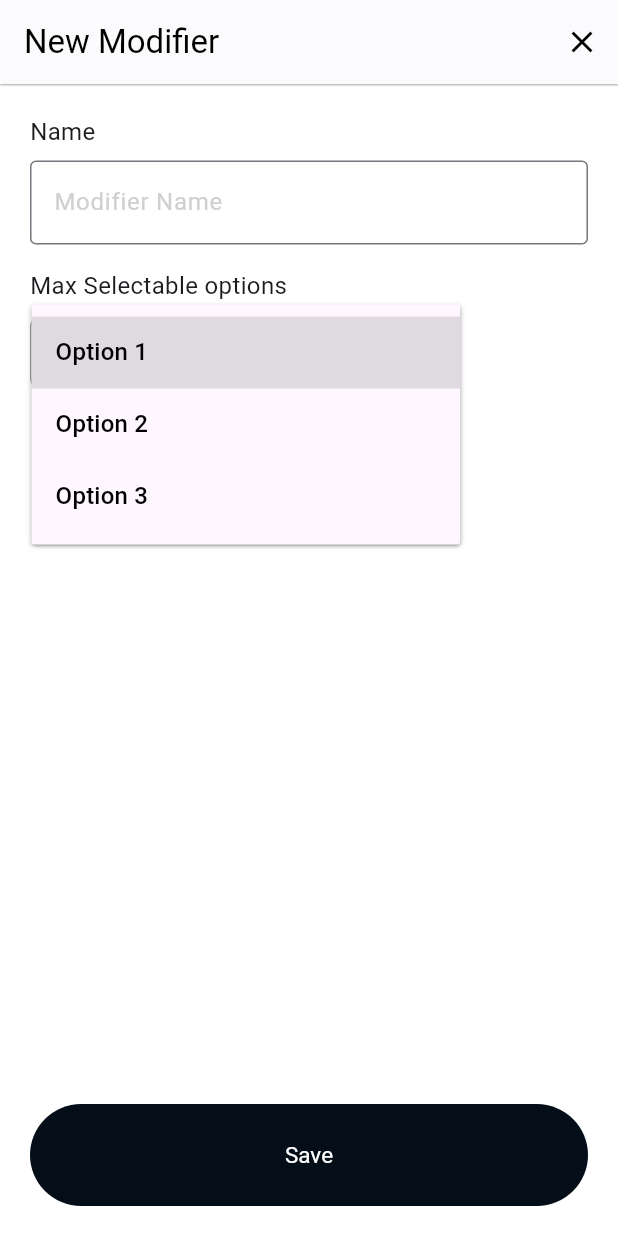
After one commit to heloufra/monolo, a Flutter app: the NewModifier screen opened directly, after a tap on "Option 1", on a phone screen of 412 x 824 dp. The commit adds this screen. Run offline on Flutter 3.47's test engine with Material 3 defaults, Android fonts, the phone set to English and light mode, and no system bars; drawn by our look-alikes of toastification; our stand-ins replace flutter_dotenv, geolocator, google_maps_flutter, permission_handler, pin_code_fields, supabase_flutter; accounts and stored records are empty.

Commit message:
commit success

```diff
--- a/olo/lib/screens/admin_dashboard/item_details.dart
+++ b/olo/lib/screens/admin_dashboard/item_details.dart
@@ -2,6 +2,7 @@ import 'package:flutter/material.dart';
 import '/components/simple_list_tile.dart';
 import 'package:olo/components/add_button.dart';
 import 'options_page.dart';
+import 'new_modifier.dart';
 import 'category_items.dart' show itemName;
 
 String modifierName = 'Size';
@@ -59,7 +60,14 @@ class _ItemDetailsState extends State<ItemDetails> {
               addButton(
                 context: context,
                 title: 'New Modifier',
-                onPressed: () {},
+                onPressed: () {
+                  Navigator.push(
+                    context,
+                    MaterialPageRoute(
+                      builder: (context) => const NewModifier(),
+                    ),
+                  );
+                },
               ),
             ],
           ),
--- a/olo/lib/screens/admin_dashboard/new_item.dart
+++ b/olo/lib/screens/admin_dashboard/new_item.dart
@@ -24,7 +24,7 @@ class _NewItemState extends State<NewItem> {
           backgroundColor: Colors.white,
           shadowColor: Colors.grey,
           title: const Text(
-            'New Category',
+            'New Item',
             style: TextStyle(color: Colors.black),
           ),
           actions: [
--- /dev/null
+++ b/olo/lib/screens/admin_dashboard/new_modifier.dart
@@ -0,0 +1,133 @@
+import 'package:flutter/material.dart';
+import 'item_details.dart';
+import 'package:olo/components/save_button.dart';
+
+class NewModifier extends StatefulWidget {
+  const NewModifier({super.key});
+
+  @override
+  State<NewModifier> createState() => _NewModifierState();
+}
+
+class _NewModifierState extends State<NewModifier> {
+  final TextEditingController _nameController = TextEditingController();
+  String selectedOption = 'Option 1';
+
+  @override
+  Widget build(BuildContext context) {
+    return SafeArea(
+      child: Scaffold(
+        appBar: AppBar(
+          automaticallyImplyLeading: false,
+          elevation: 0.5,
+          backgroundColor: Colors.white,
+          shadowColor: Colors.grey,
+          title: const Text(
+            'New Modifier',
+            style: TextStyle(color: Colors.black),
+          ),
+          actions: [
+            IconButton(
+              onPressed: () {
+                Navigator.push(
+                  context,
+                  MaterialPageRoute(
+                    builder: (context) => const ItemDetails(),
+                  ),
+                );
+              },
+              icon: const Icon(
+                Icons.clear,
+                color: Colors.black,
+              ),
+            ),
+          ],
+        ),
+        body: Container(
+          padding: const EdgeInsets.all(20.0),
+          width: double.infinity,
+          height: double.infinity,
+          color: Colors.white,
+          child: Column(
+            crossAxisAlignment: CrossAxisAlignment.start,
+            children: [
+              const Padding(
+                padding: EdgeInsets.only(bottom: 8.0),
+                child: Text(
+                  'Name',
+                  style: TextStyle(fontSize: 16),
+                ),
+              ),
+              TextField(
+                controller: _nameController,
+                decoration: const InputDecoration(
+                  hintText: 'Modifier Name',
+                  hintStyle:
+                      TextStyle(color: Color.fromARGB(255, 209, 208, 208)),
+                  focusedBorder: OutlineInputBorder(
+                    borderSide: BorderSide(color: Colors.grey),
+                  ),
+                  border: OutlineInputBorder(
+                    borderSide: BorderSide(color: Colors.grey),
+                  ),
+                ),
+              ),
+              const SizedBox(height: 16),
+              const Padding(
+                padding: EdgeInsets.only(bottom: 8.0),
+                child: Text(
+                  'Max Selectable options',
+                  style: TextStyle(fontSize: 16),
+                ),
+              ),
+              Container(
+                padding: EdgeInsets.fromLTRB(16, 0, 16, 0),
+                decoration: BoxDecoration(
+                  border: Border.all(color: Colors.grey),
+                  borderRadius: BorderRadius.circular(8.0),
+                ),
+                child: DropdownButton<String>(
+                  value: selectedOption,
+                  icon: Padding(
+                    padding: const EdgeInsets.only(left: 160),
+                    child: const Icon(
+                      Icons.keyboard_arrow_down,
+                      color: Colors.black,
+                    ),
+                  ),
+                  items: <String>['Option 1', 'Option 2', 'Option 3']
+                      .map((String value) {
+                    return DropdownMenuItem<String>(
+                      value: value,
+                      child: Text(
+                        value,
+                        style: const TextStyle(
+                          color: Colors.black,
+                        ),
+                      ),
+                    );
+                  }).toList(),
+                  onChanged: (String? newValue) {
+                    setState(
+                      () {
+                        selectedOption = newValue!;
+                      },
+                    );
+                  },
+                  elevation: 1,
+                  underline: const SizedBox(),
+                ),
+              ),
+              Spacer(),
+              SaveButton(
+                onPressed: () {
+                  // Handle save button tap
+                },
+              ),
+            ],
+          ),
+        ),
+      ),
+    );
+  }
+}
```
